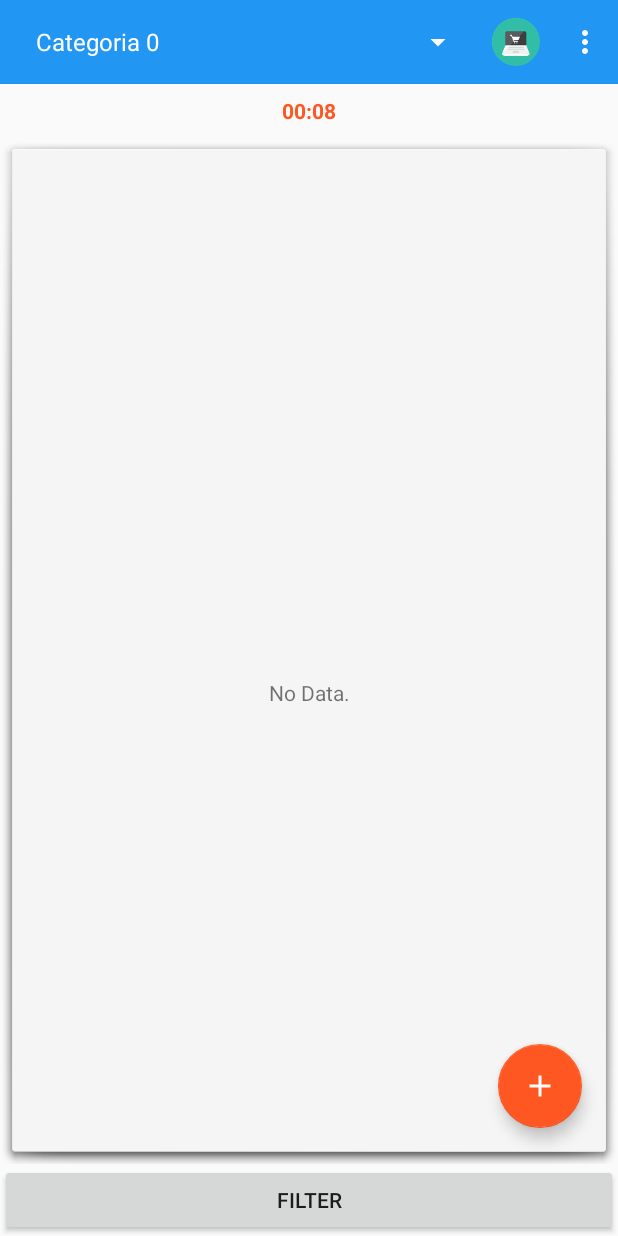
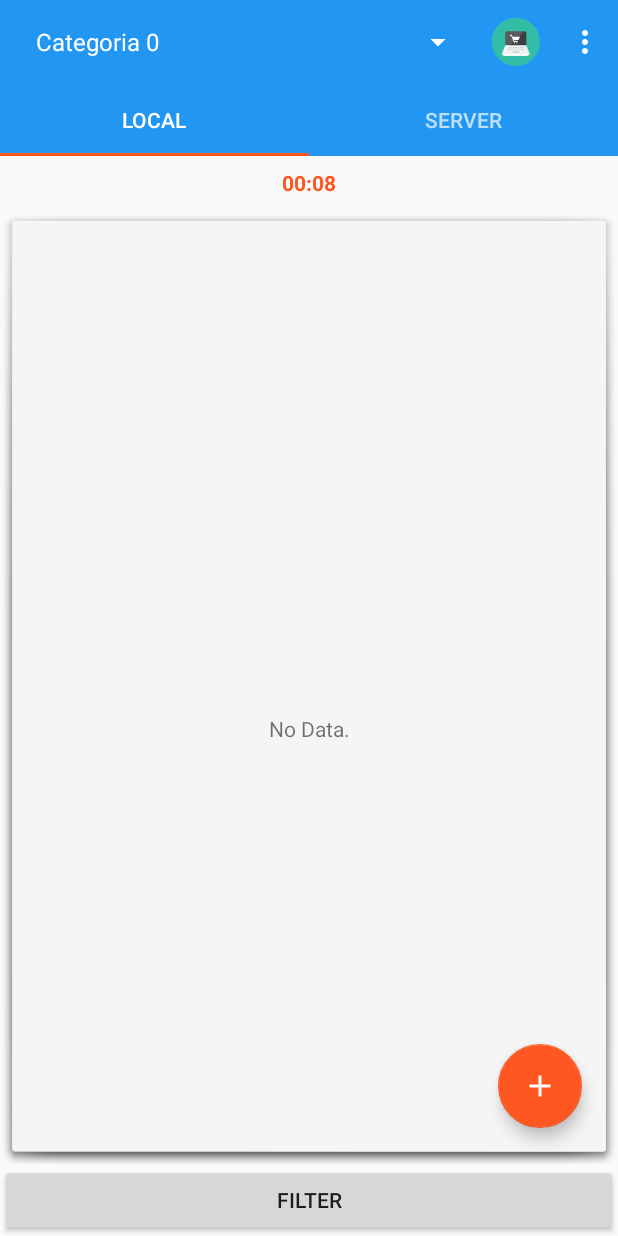
Before and after one commit to leandrodeopereira/Classificados, an Android app: the screen it shows after launch (ListActivity), on a phone screen of 412 x 824 dp. Run offline under Robolectric (Android 15) with nearby library versions, the phone set to English and light mode, and no system bars.

Commit message:
Aula 9.3, Create Tab Layout and start implementation of serverLoadData.

```diff
--- a/app/src/main/java/com/pereira/classificados/activity/DetailActivity.java
+++ b/app/src/main/java/com/pereira/classificados/activity/DetailActivity.java
@@ -31,6 +31,8 @@ public class DetailActivity extends BaseActivity {
     private TextView mTvTotal;
 
     private ItemAd mItemAd;
+
+
 
     @Override
     protected void onCreate(Bundle savedInstanceState) {
--- a/app/src/main/java/com/pereira/classificados/activity/FormItemActivity.java
+++ b/app/src/main/java/com/pereira/classificados/activity/FormItemActivity.java
@@ -1,5 +1,6 @@
 package com.pereira.classificados.activity;
 
+import android.app.ProgressDialog;
 import android.content.ContentValues;
 import android.content.Intent;
 import android.database.sqlite.SQLiteDatabase;
@@ -42,6 +43,8 @@ public class FormItemActivity extends BaseActivity {
 
     private ItemAd mItemAd;
 
+    private boolean mIsLocal;
+
     @Override
     protected void onCreate(Bundle savedInstanceState) {
         super.onCreate(savedInstanceState);
@@ -59,10 +62,10 @@ public class FormItemActivity extends BaseActivity {
         Intent intent = getIntent();
         if (intent != null){
             String itemGuid = intent.getStringExtra(MyStore.ItemAdTable.GUID);
-
+            if (mIsLocal) {
                 //pegar o objeto a partir da guid dele
                 mItemAd = ItemAd.getByGuid(this, itemGuid);
-            if(mItemAd != null){
+                if (mItemAd != null) {
                     Log.d(TAG, itemGuid);
                     getSupportActionBar().setTitle(mItemAd.getTitle());
 
@@ -71,7 +74,7 @@ public class FormItemActivity extends BaseActivity {
                     mEtPrice.setText(mItemAd.getPrice().toString());
 
                 }
-
+            }
         }
     }
 
@@ -98,6 +101,7 @@ public class FormItemActivity extends BaseActivity {
         String description = mEtDescription.getText().toString();
         String price = mEtPrice.getText().toString();
 
+        if(mIsLocal) {
             ContentValues values = new ContentValues();
             values.put(MyStore.ItemAdTable.TITLE, title);
             values.put(MyStore.ItemAdTable.DESCRIPTION, description);
@@ -105,7 +109,7 @@ public class FormItemActivity extends BaseActivity {
 
             SQLiteDatabase db = App.getInstance(this).getDbHelper().getWritableDatabase();
             // estou criando um novo
-        if(mItemAd == null){
+            if (mItemAd == null) {
                 values.put(MyStore.ItemAdTable.GUID, UUID.randomUUID().toString());
                 db.insert(MyStore.ItemAdTable.TABLE_NAME, null, values);
                 // comeca uma nova
@@ -122,6 +126,16 @@ public class FormItemActivity extends BaseActivity {
             }
             // fecha a atual
             finish();
+        } else {
+            saveServerData(title, description);
+        }
+    }
+
+    private void saveServerData(String title, String description) {
+        ProgressDialog dialog = new ProgressDialog(this);
+        dialog.setMessage("Salvando...");
+        dialog.setCancelable(true);
+        dialog.show();
     }
 
     //desparar quando voltar da camera
--- a/app/src/main/java/com/pereira/classificados/activity/ListActivity.java
+++ b/app/src/main/java/com/pereira/classificados/activity/ListActivity.java
@@ -10,8 +10,10 @@ import android.os.AsyncTask;
 import android.os.Bundle;
 import android.support.annotation.NonNull;
 import android.support.design.widget.Snackbar;
+import android.support.design.widget.TabLayout;
 import android.support.v4.app.ActivityCompat;
 import android.support.v4.content.ContextCompat;
+import android.support.v4.view.ViewPager;
 import android.support.v4.widget.SwipeRefreshLayout;
 import android.support.v7.app.AlertDialog;
 import android.support.v7.widget.GridLayoutManager;
@@ -26,10 +28,12 @@ import android.widget.Spinner;
 import android.widget.TextView;
 import android.widget.Toast;
 
+import com.pereira.classificados.adapter.TabAdapter;
 import com.pereira.classificados.database.model.Category;
 import com.pereira.classificados.database.model.ItemAd;
 import com.pereira.classificados.adapter.ListAdapter;
 import com.pereira.classificados.R;
+import com.pereira.classificados.fragment.ListFragment;
 import com.pereira.classificados.reciver.AlarmBroadcastReceiver;
 import com.pereira.classificados.tasks.LoadDataTask;
 
@@ -46,13 +50,9 @@ public class ListActivity extends BaseActivity {
     private final int REQUEST_PERMISSION_CALL_PHONE = 0;
     private final int REQUEST_PERMISSION_SMS = 1;
 
-    private RecyclerView mRvList;
-    private ListAdapter mAdapter;
-    private List<ItemAd> mItems;
-    private ProgressBar mSpinner;
-    private SwipeRefreshLayout mSwipeRefreshLayout;
-    private TextView mTvProgress;
-
+    private TabLayout mTabLayout;
+    private ViewPager mViewPager;
+    private TabAdapter mTabAdapter;
 
     @Override
     protected void onCreate(Bundle savedInstanceState) {
@@ -61,30 +61,26 @@ public class ListActivity extends BaseActivity {
         setContentView(R.layout.activity_list);
         setupToolbar(R.string.list_activity_title); // settando a toolbar
         init();
-        mItems = new ArrayList<>();
-        mAdapter = new ListAdapter(this, mItems);
-        mRvList.setAdapter(mAdapter);
 
-        mSwipeRefreshLayout.setOnRefreshListener(new SwipeRefreshLayout.OnRefreshListener() {
-            @Override
-            public void onRefresh() {
-                new AddItemTask().execute("Novo item");
-            }
-        });
+        mTabAdapter = new TabAdapter(getSupportFragmentManager());
+
+        ListFragment fragment = new ListFragment();
+        Bundle bundle = new Bundle();
+        bundle.putBoolean(ListFragment.IS_LOCAL, true);
+        fragment.setArguments(bundle);
+        mTabAdapter.add("Local", fragment);
+
+        fragment = new ListFragment();
+        bundle = new Bundle();
+        bundle.putBoolean(ListFragment.IS_LOCAL, false);
+        fragment.setArguments(bundle);
+        mTabAdapter.add("Server", fragment);
+
+        mViewPager.setAdapter(mTabAdapter);
+        mTabLayout.setupWithViewPager(mViewPager);
+
         createAlarm();
-
-        loadData();
-
     }
-
-    private void loadData(){
-        mRvList.setVisibility(View.INVISIBLE);
-        mSpinner.setVisibility(View.VISIBLE);
-        mItems.clear();
-        LoadDataTask loadDataTask = new LoadDataTask(mItems, mAdapter,this, mSpinner,mRvList, mTvProgress);
-        loadDataTask.execute();
-    }
-
 
     @Override
     protected void setupToolbar(int title) {
@@ -104,10 +100,8 @@ public class ListActivity extends BaseActivity {
     }
 
     private void init() {
-        mRvList = (RecyclerView) findViewById(R.id.rv_list);
-        mSpinner = (ProgressBar) findViewById(R.id.spinner);
-        mSwipeRefreshLayout = (SwipeRefreshLayout) findViewById(R.id.swipeRefresh);
-        mTvProgress = (TextView) findViewById(R.id.tv_progress);
+        mTabLayout =(TabLayout) findViewById(R.id.tab_layout);
+        mViewPager = (ViewPager) findViewById(R.id.view_pager);
     }
 
     @Override
@@ -118,17 +112,18 @@ public class ListActivity extends BaseActivity {
         Toast.makeText(this, category.getDescription(),Toast.LENGTH_SHORT).show();
     }
 
+    private void loadData(){
+        mTabAdapter.loadData();
+    }
+
     @Override
     protected void onRestart() {
         super.onRestart();
         // o certo é usar o Load Manager, atualizar o banco de dados -> atualiza a tela
-
         loadData();
     }
 
-    public void filter(View view) {
-        startActivityForResult(new Intent(this, FilterActivity.class), 0);
-    }
+
 
     @Override
     public boolean onCreateOptionsMenu(Menu menu) {
@@ -141,14 +136,14 @@ public class ListActivity extends BaseActivity {
         //necessario baixar o pacote design do google para as opcoes do toolbar
         switch (item.getItemId()){
             case R.id.change_view:
-                if (mRvList.getLayoutManager() instanceof GridLayoutManager){
-                    mRvList.setLayoutManager(new LinearLayoutManager(this));
-                } else {
-                    mRvList.setLayoutManager(new GridLayoutManager(this, 2));
-                }
-                // animacao de troca de visualizacao
-                mRvList.getAdapter().notifyItemRangeChanged(0, mRvList.getAdapter().getItemCount());
-                break;
+//                if (mRvList.getLayoutManager() instanceof GridLayoutManager){
+//                    mRvList.setLayoutManager(new LinearLayoutManager(this));
+//                } else {
+//                    mRvList.setLayoutManager(new GridLayoutManager(this, 2));
+//                }
+//                // animacao de troca de visualizacao
+//                mRvList.getAdapter().notifyItemRangeChanged(0, mRvList.getAdapter().getItemCount());
+//                break;
 
             case R.id.action_toast:
                 Toast.makeText(this, R.string.show_toast, Toast.LENGTH_SHORT).show();
@@ -258,35 +253,5 @@ public class ListActivity extends BaseActivity {
         alarmManager.setRepeating(AlarmManager.RTC, calendar.getTimeInMillis(), 60000, pendingIntent);
     }
 
-    public void newItem(View view) {
-        startActivity(new Intent(this, FormItemActivity.class));
-    }
 
-    class AddItemTask extends AsyncTask<String, Void, Boolean>{
-
-        @Override
-        protected Boolean doInBackground(String... strings) {
-            try {
-                Thread.sleep(2* 1000); // 2 seg
-            } catch (InterruptedException e) {
-                e.printStackTrace();
-                return false;
-            }
-
-            String title = strings[0];
-
-            mItems.add(0, new ItemAd(null, title , "Minha descrição" +
-                    "do meu item adicionado da minha aplicação"));
-            return true;
-        }
-
-        @Override
-        protected void onPostExecute(Boolean sucess) {
-            super.onPostExecute(sucess);
-            if (sucess) {
-                mAdapter.notifyItemRangeChanged(0, mItems.size());
-                mSwipeRefreshLayout.setRefreshing(false);
-            }
-        }
-    }
 }
--- /dev/null
+++ b/app/src/main/java/com/pereira/classificados/adapter/TabAdapter.java
@@ -0,0 +1,57 @@
+package com.pereira.classificados.adapter;
+
+import android.content.Context;
+import android.support.design.widget.TabLayout;
+import android.support.v4.app.Fragment;
+import android.support.v4.app.FragmentManager;
+import android.support.v4.app.FragmentPagerAdapter;
+import android.util.AttributeSet;
+
+import com.pereira.classificados.fragment.ListFragment;
+
+import java.util.ArrayList;
+import java.util.List;
+
+/**
+ * Created by Android on 19/01/2017.
+ */
+
+public class TabAdapter extends FragmentPagerAdapter {
+
+    private List<String> mTitles;
+    private List<Fragment> mFragments;
+
+    public TabAdapter(FragmentManager fm) {
+        super(fm);
+        mTitles = new ArrayList<>();
+        mFragments = new ArrayList<>();
+    }
+
+    public void add(String title, Fragment fragment){
+        mTitles.add(title);
+        mFragments.add(fragment);
+    }
+
+    //titulos
+    @Override
+    public CharSequence getPageTitle(int position) {
+        return mTitles.get(position);
+    }
+
+    @Override
+    public Fragment getItem(int position) {
+        return mFragments.get(position);
+    }
+
+    @Override
+    public int getCount() {
+        return mFragments.size();
+    }
+
+    public void loadData(){
+        for (Fragment f : mFragments){
+            ((ListFragment) f).loadData();
+        }
+    }
+
+}
--- /dev/null
+++ b/app/src/main/java/com/pereira/classificados/fragment/ListFragment.java
@@ -0,0 +1,129 @@
+package com.pereira.classificados.fragment;
+
+import android.content.Intent;
+import android.os.AsyncTask;
+import android.os.Bundle;
+import android.support.annotation.Nullable;
+import android.support.v4.app.Fragment;
+import android.support.v4.widget.SwipeRefreshLayout;
+import android.support.v7.widget.RecyclerView;
+import android.view.LayoutInflater;
+import android.view.View;
+import android.view.ViewGroup;
+import android.widget.ProgressBar;
+import android.widget.TextView;
+
+import com.pereira.classificados.R;
+import com.pereira.classificados.activity.BaseActivity;
+import com.pereira.classificados.activity.FilterActivity;
+import com.pereira.classificados.activity.FormItemActivity;
+import com.pereira.classificados.activity.ListActivity;
+import com.pereira.classificados.adapter.ListAdapter;
+import com.pereira.classificados.database.model.ItemAd;
+import com.pereira.classificados.tasks.LoadDataTask;
+
+import java.util.ArrayList;
+import java.util.List;
+
+/**
+ * Created by Android on 19/01/2017.
+ */
+
+public class ListFragment extends Fragment {
+
+    public static final String IS_LOCAL = "IS_LOCAL";
+
+    private RecyclerView mRvList;
+    private ListAdapter mAdapter;
+    private List<ItemAd> mItems;
+    private ProgressBar mSpinner;
+    private SwipeRefreshLayout mSwipeRefreshLayout;
+    private TextView mTvProgress;
+    private boolean mIsLocal;
+
+    @Nullable
+    @Override
+    public View onCreateView(LayoutInflater inflater, @Nullable ViewGroup container, @Nullable Bundle savedInstanceState) {
+        // equivale ao setcontentview do oncreate
+        View view = inflater.inflate(R.layout.fragment_list, container, false);
+        init(view);
+
+        mIsLocal = getArguments().getBoolean(IS_LOCAL);
+
+        mItems = new ArrayList<>();
+        mAdapter = new ListAdapter(getActivity()/*fragment nao eh um contexto, eh visual*/, mItems);
+        mRvList.setAdapter(mAdapter);
+
+        mSwipeRefreshLayout.setOnRefreshListener(new SwipeRefreshLayout.OnRefreshListener() {
+            @Override
+            public void onRefresh() {
+                new AddItemTask().execute("Novo item");
+            }
+        });
+
+        loadData();
+
+        return view;
+    }
+
+    private void init(View view){
+        mRvList = (RecyclerView) view.findViewById(R.id.rv_list);
+        mSpinner = (ProgressBar) view.findViewById(R.id.spinner);
+        mSwipeRefreshLayout = (SwipeRefreshLayout) view.findViewById(R.id.swipeRefresh);
+        mTvProgress = (TextView) view.findViewById(R.id.tv_progress);
+    }
+
+    public void loadData(){
+        mRvList.setVisibility(View.INVISIBLE);
+        mSpinner.setVisibility(View.VISIBLE);
+        mItems.clear();
+
+        if (mIsLocal) {
+            LoadDataTask loadDataTask =
+                    new LoadDataTask(mItems, mAdapter, (BaseActivity) getActivity(), mSpinner, mRvList, mTvProgress);
+            loadDataTask.execute();
+        } else {
+            loadServerData();
+        }
+    }
+
+    private void loadServerData(){
+
+    }
+
+    public void filter() {
+        startActivityForResult(new Intent(getActivity(), FilterActivity.class), 0);
+    }
+
+    class AddItemTask extends AsyncTask<String, Void, Boolean> {
+
+        @Override
+        protected Boolean doInBackground(String... strings) {
+            try {
+                Thread.sleep(2* 1000); // 2 seg
+            } catch (InterruptedException e) {
+                e.printStackTrace();
+                return false;
+            }
+
+            String title = strings[0];
+
+            mItems.add(0, new ItemAd(null, title , "Minha descrição" +
+                    "do meu item adicionado da minha aplicação"));
+            return true;
+        }
+
+        @Override
+        protected void onPostExecute(Boolean sucess) {
+            super.onPostExecute(sucess);
+            if (sucess) {
+                mAdapter.notifyItemRangeChanged(0, mItems.size());
+                mSwipeRefreshLayout.setRefreshing(false);
+            }
+        }
+    }
+
+    public void newItem() {
+        startActivity(new Intent(getActivity(), FormItemActivity.class));
+    }
+}
--- a/app/src/main/res/layout/activity_list.xml
+++ b/app/src/main/res/layout/activity_list.xml
@@ -8,68 +8,13 @@
 
     <include layout="@layout/toolbar_spinner"/>
 
-    <include layout="@layout/chronometer"></include>
+    <android.support.v4.view.ViewPager
+        android:id="@+id/view_pager"
+        android:layout_width="match_parent"
+        android:layout_height="match_parent">
 
+    </android.support.v4.view.ViewPager>
 
-    <FrameLayout
-        android:layout_width="match_parent"
-        android:layout_height="0dp"
-        android:background="@android:drawable/dialog_holo_light_frame"
-        android:layout_weight="2">
-
-        <android.support.v4.widget.SwipeRefreshLayout
-            android:id="@+id/swipeRefresh"
-            android:layout_width="match_parent"
-            android:layout_height="match_parent">
-
-            <com.pereira.classificados.view.LinearRecyclerView
-                android:id="@+id/rv_list"
-                android:layout_width="match_parent"
-                android:layout_height="match_parent"/>
-            <!-- android:layout_weight="1", é o peso do bloco -->
-
-        </android.support.v4.widget.SwipeRefreshLayout>
-
-        <LinearLayout
-            android:layout_width="match_parent"
-            android:layout_height="wrap_content"
-            android:layout_gravity="center"
-            android:orientation="vertical">
-
-            <ProgressBar
-                android:id="@+id/spinner"
-                android:layout_gravity="center"
-                android:layout_width="wrap_content"
-                android:layout_height="wrap_content"
-                />
-
-            <TextView
-                android:id="@+id/tv_progress"
-                android:text="@string/preparing_data"
-                android:gravity="center"
-                android:layout_width="match_parent"
-                android:layout_marginTop="@dimen/default_margin"
-                android:layout_height="wrap_content" />
-        </LinearLayout>
-
-        <android.support.design.widget.FloatingActionButton
-            android:onClick="newItem"
-            android:layout_gravity="bottom|end"
-            android:layout_margin="@dimen/fab_margin"
-            app:srcCompat="@drawable/ic_add"
-            android:layout_width="wrap_content"
-            android:layout_height="wrap_content" />
-
-
-    </FrameLayout>
-
-
-
-    <Button
-        android:onClick="filter"
-        android:text="@string/filter"
-        android:layout_width="match_parent"
-        android:layout_height="wrap_content" />
 
 
 
--- /dev/null
+++ b/app/src/main/res/layout/fragment_list.xml
@@ -0,0 +1,68 @@
+<?xml version="1.0" encoding="utf-8"?>
+<LinearLayout xmlns:android="http://schemas.android.com/apk/res/android"
+    xmlns:app="http://schemas.android.com/apk/res-auto"
+    android:orientation="vertical"
+    android:layout_width="match_parent"
+    android:layout_height="match_parent">
+
+
+    <include layout="@layout/chronometer"></include>
+
+    <FrameLayout
+        android:layout_width="match_parent"
+        android:layout_height="0dp"
+        android:background="@android:drawable/dialog_holo_light_frame"
+        android:layout_weight="2">
+
+        <android.support.v4.widget.SwipeRefreshLayout
+            android:id="@+id/swipeRefresh"
+            android:layout_width="match_parent"
+            android:layout_height="match_parent">
+
+            <com.pereira.classificados.view.LinearRecyclerView
+                android:id="@+id/rv_list"
+                android:layout_width="match_parent"
+                android:layout_height="match_parent"/>
+            <!-- android:layout_weight="1", é o peso do bloco -->
+
+        </android.support.v4.widget.SwipeRefreshLayout>
+
+        <LinearLayout
+            android:layout_width="match_parent"
+            android:layout_height="wrap_content"
+            android:layout_gravity="center"
+            android:orientation="vertical">
+
+            <ProgressBar
+                android:id="@+id/spinner"
+                android:layout_gravity="center"
+                android:layout_width="wrap_content"
+                android:layout_height="wrap_content"
+                />
+
+            <TextView
+                android:id="@+id/tv_progress"
+                android:text="@string/preparing_data"
+                android:gravity="center"
+                android:layout_width="match_parent"
+                android:layout_marginTop="@dimen/default_margin"
+                android:layout_height="wrap_content" />
+        </LinearLayout>
+
+        <android.support.design.widget.FloatingActionButton
+            android:onClick="newItem"
+            android:layout_gravity="bottom|end"
+            android:layout_margin="@dimen/fab_margin"
+            app:srcCompat="@drawable/ic_add"
+            android:layout_width="wrap_content"
+            android:layout_height="wrap_content" />
+
+
+    </FrameLayout>
+
+    <Button
+        android:text="@string/filter"
+        android:layout_width="match_parent"
+        android:layout_height="wrap_content" />
+
+</LinearLayout>
--- a/app/src/main/res/layout/toolbar_spinner.xml
+++ b/app/src/main/res/layout/toolbar_spinner.xml
@@ -27,6 +27,13 @@
 
         </android.support.v7.widget.Toolbar>
 
+        <android.support.design.widget.TabLayout
+            android:id="@+id/tab_layout"
+            android:layout_width="match_parent"
+            android:layout_height="wrap_content">
+
+        </android.support.design.widget.TabLayout>
+
 
     </android.support.design.widget.AppBarLayout>
 
```
Lines whose indentation alone changed are shown as unchanged.
